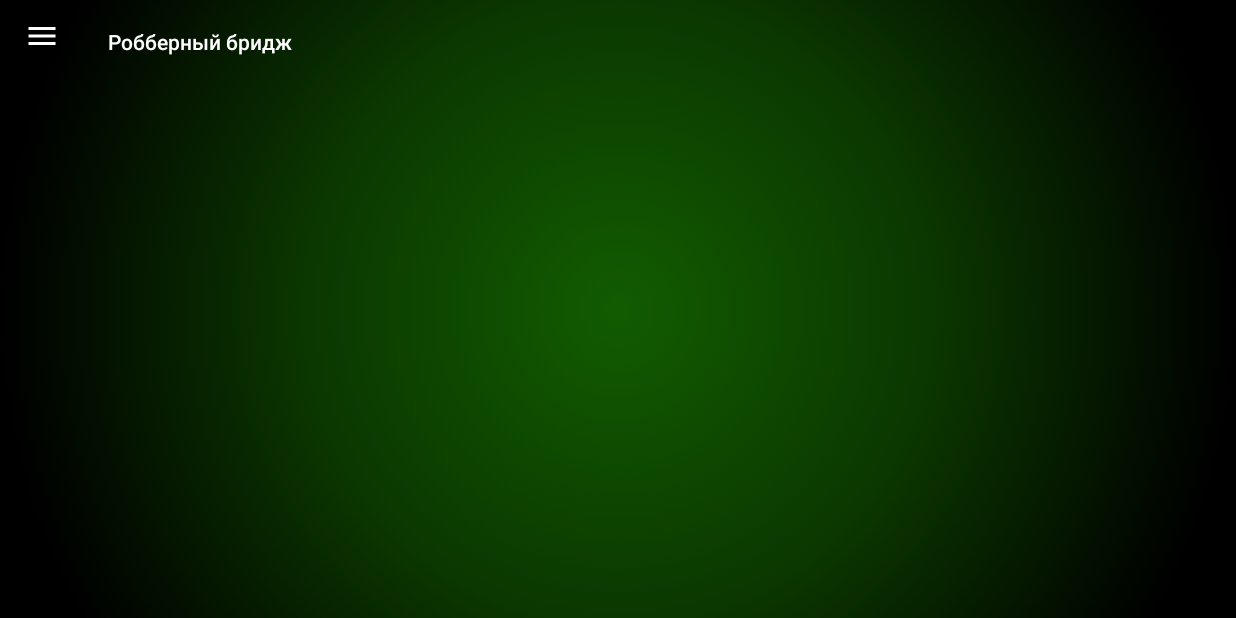
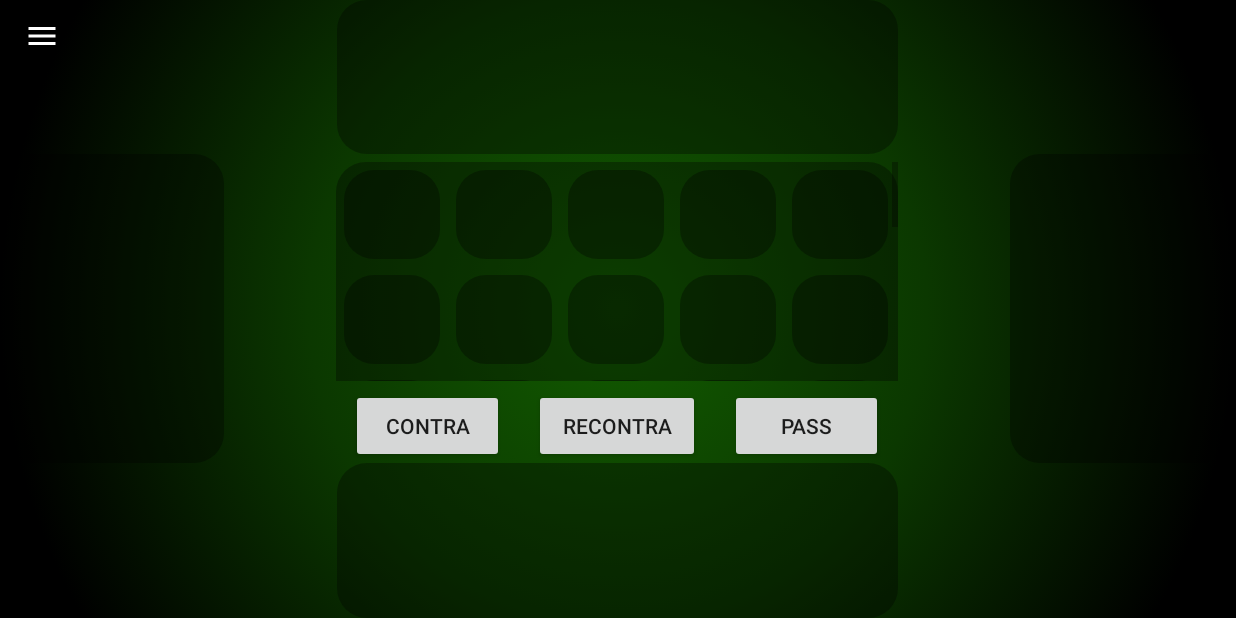
Before and after one commit to nickkkcc/Bridge-game, an Android app: the GameActivity screen opened directly, with no data from a screen before it, on a phone screen of 824 x 412 dp (held sideways). Run offline under Robolectric (Android 15) with nearby library versions, the phone set to English and light mode, and no system bars.

Commit message:
Add players cards tables and bargaining

```diff
--- /dev/null
+++ b/Bridge-android/app/src/main/java/ru/poly/bridgeandroid/BargainingFragment.java
@@ -0,0 +1,9 @@
+package ru.poly.bridgeandroid;
+
+import androidx.fragment.app.Fragment;
+
+public class BargainingFragment extends Fragment {
+    public BargainingFragment() {
+        super(R.layout.fragment_bargaining);
+    }
+}
--- a/Bridge-android/app/src/main/java/ru/poly/bridgeandroid/GameActivity.java
+++ b/Bridge-android/app/src/main/java/ru/poly/bridgeandroid/GameActivity.java
@@ -16,7 +16,6 @@ import androidx.drawerlayout.widget.DrawerLayout;
 public class GameActivity extends AppCompatActivity {
     public DrawerLayout drawerLayout;
     public ActionBarDrawerToggle actionBarDrawerToggleMenu;
-    public ActionBarDrawerToggle actionBarDrawerToggleChat;
 
     @Override
     protected void onCreate(@Nullable Bundle savedInstanceState) {
@@ -37,7 +36,7 @@ public class GameActivity extends AppCompatActivity {
         setSupportActionBar(toolbar);
         getSupportActionBar().setHomeAsUpIndicator(R.drawable.ic_baseline_menu_24);
         getSupportActionBar().setDisplayHomeAsUpEnabled(true);
-//        getSupportActionBar().setDisplayShowTitleEnabled(false);
+        getSupportActionBar().setDisplayShowTitleEnabled(false);
     }
 
     @Override
--- /dev/null
+++ b/Bridge-android/app/src/main/res/drawable/table_background.xml
@@ -0,0 +1,9 @@
+<?xml version="1.0" encoding="utf-8"?>
+<shape xmlns:android="http://schemas.android.com/apk/res/android">
+    <solid android:color="#55000000"/>
+    <corners android:radius="30px"/>
+    <padding android:left="0dp"
+        android:top="0dp"
+        android:right="0dp"
+        android:bottom="0dp" />
+</shape>
--- a/Bridge-android/app/src/main/res/layout/activity_game.xml
+++ b/Bridge-android/app/src/main/res/layout/activity_game.xml
@@ -9,7 +9,7 @@
     android:theme="@style/Theme.BridgeAndroid.FullscreenGameNoActionBar"
     tools:context=".GameActivity">
 
-    <LinearLayout
+    <FrameLayout
         android:layout_width="match_parent"
         android:layout_height="match_parent"
         android:orientation="vertical"
@@ -21,18 +21,114 @@
             android:layout_width="match_parent"
             android:layout_height="wrap_content"
             android:background="@android:color/transparent"
-            app:popupTheme="@style/ThemeOverlay.AppCompat.Light"
             android:minHeight="?attr/actionBarSize"
             android:theme="@style/ThemeOverlay.AppCompat.Dark.ActionBar"
-            app:title="Робберный бридж"/>
+            app:layout_constraintTop_toTopOf="parent"
+            app:popupTheme="@style/ThemeOverlay.AppCompat.Light" />
 
-        <!-- FrameLayout for our fragments -->
-        <FrameLayout
-            android:id="@+id/game_frame_layout"
+        <LinearLayout
             android:layout_width="match_parent"
-            android:layout_height="match_parent"/>
+            android:layout_height="match_parent"
+            android:orientation="vertical">
 
-    </LinearLayout>
+            <LinearLayout
+                android:layout_width="match_parent"
+                android:layout_height="0dp"
+                android:orientation="horizontal"
+                android:layout_weight="1">
+
+                <Space
+                    android:layout_width="0dp"
+                    android:layout_height="match_parent"
+                    android:layout_weight="3">
+                </Space>
+
+                <TableLayout
+                    android:id="@+id/game_table_teammate"
+                    android:layout_width="0dp"
+                    android:layout_height="match_parent"
+                    android:layout_weight="5"
+                    android:background="@drawable/table_background"/>
+
+                <Space
+                    android:layout_width="0dp"
+                    android:layout_height="match_parent"
+                    android:layout_weight="3">
+                </Space>
+            </LinearLayout>
+
+            <LinearLayout
+                android:layout_width="match_parent"
+                android:layout_height="0dp"
+                android:orientation="horizontal"
+                android:layout_weight="2">
+
+                <TableLayout
+                    android:id="@+id/game_table_enemy_left"
+                    android:layout_width="0dp"
+                    android:layout_height="match_parent"
+                    android:layout_weight="2"
+                    android:background="@drawable/table_background"/>
+
+                <Space
+                    android:layout_width="0dp"
+                    android:layout_height="match_parent"
+                    android:layout_weight="1">
+                </Space>
+
+                <androidx.fragment.app.FragmentContainerView
+                    android:id="@+id/game_fragment"
+                    android:layout_width="0dp"
+                    android:layout_height="match_parent"
+                    android:layout_weight="5"
+                    android:name="ru.poly.bridgeandroid.BargainingFragment">
+                </androidx.fragment.app.FragmentContainerView>
+
+                <Space
+                    android:layout_width="0dp"
+                    android:layout_height="match_parent"
+                    android:layout_weight="1">
+                </Space>
+
+                <TableLayout
+                    android:id="@+id/game_table_enemy_right"
+                    android:layout_width="0dp"
+                    android:layout_height="match_parent"
+                    android:layout_weight="2"
+                    android:background="@drawable/table_background"/>
+            </LinearLayout>
+
+            <LinearLayout
+                android:layout_width="match_parent"
+                android:layout_height="0dp"
+                android:orientation="horizontal"
+                android:layout_weight="1">
+
+                <Space
+                    android:layout_width="0dp"
+                    android:layout_height="match_parent"
+                    android:layout_weight="3">
+                </Space>
+
+                <TableLayout
+                    android:id="@+id/game_table_player"
+                    android:layout_width="0dp"
+                    android:layout_height="match_parent"
+                    android:layout_weight="5"
+                    android:background="@drawable/table_background"/>
+
+                <Space
+                    android:layout_width="0dp"
+                    android:layout_height="match_parent"
+                    android:layout_weight="3">
+                </Space>
+            </LinearLayout>
+        </LinearLayout>
+
+
+
+
+    </FrameLayout>
 
     <!-- 2 | NavigationView -->
     <com.google.android.material.navigation.NavigationView
--- /dev/null
+++ b/Bridge-android/app/src/main/res/layout/fragment_bargaining.xml
@@ -0,0 +1,224 @@
+<?xml version="1.0" encoding="utf-8"?>
+<LinearLayout
+    xmlns:android="http://schemas.android.com/apk/res/android"
+    android:layout_width="match_parent"
+    android:layout_height="match_parent"
+    android:orientation="vertical">
+
+    <ScrollView
+        android:layout_width="match_parent"
+        android:layout_height="0dp"
+        android:layout_weight="3"
+        android:layout_marginTop="5dp"
+        android:layout_marginBottom="5dp">
+
+        <TableLayout
+            android:layout_width="match_parent"
+            android:layout_height="wrap_content"
+            android:background="@drawable/table_background"
+            android:stretchColumns="*">
+            <TableRow>
+                <TextView
+                    android:padding="20dp"
+                    android:layout_margin="5dp"
+                    android:background="@drawable/table_background"/>
+                <TextView
+                    android:padding="20dp"
+                    android:layout_margin="5dp"
+                    android:background="@drawable/table_background" />
+                <TextView
+                    android:padding="20dp"
+                    android:layout_margin="5dp"
+                    android:background="@drawable/table_background" />
+                <TextView
+                    android:padding="20dp"
+                    android:layout_margin="5dp"
+                    android:background="@drawable/table_background" />
+                <TextView
+                    android:padding="20dp"
+                    android:layout_margin="5dp"
+                    android:background="@drawable/table_background" />
+            </TableRow>
+
+            <TableRow>
+                <TextView
+                    android:padding="20dp"
+                    android:layout_margin="5dp"
+                    android:background="@drawable/table_background"/>
+                <TextView
+                    android:padding="20dp"
+                    android:layout_margin="5dp"
+                    android:background="@drawable/table_background" />
+                <TextView
+                    android:padding="20dp"
+                    android:layout_margin="5dp"
+                    android:background="@drawable/table_background" />
+                <TextView
+                    android:padding="20dp"
+                    android:layout_margin="5dp"
+                    android:background="@drawable/table_background" />
+                <TextView
+                    android:padding="20dp"
+                    android:layout_margin="5dp"
+                    android:background="@drawable/table_background" />
+            </TableRow>
+
+            <TableRow>
+                <TextView
+                    android:padding="20dp"
+                    android:layout_margin="5dp"
+                    android:background="@drawable/table_background"/>
+                <TextView
+                    android:padding="20dp"
+                    android:layout_margin="5dp"
+                    android:background="@drawable/table_background" />
+                <TextView
+                    android:padding="20dp"
+                    android:layout_margin="5dp"
+                    android:background="@drawable/table_background" />
+                <TextView
+                    android:padding="20dp"
+                    android:layout_margin="5dp"
+                    android:background="@drawable/table_background" />
+                <TextView
+                    android:padding="20dp"
+                    android:layout_margin="5dp"
+                    android:background="@drawable/table_background" />
+            </TableRow>
+
+            <TableRow>
+                <TextView
+                    android:padding="20dp"
+                    android:layout_margin="5dp"
+                    android:background="@drawable/table_background"/>
+                <TextView
+                    android:padding="20dp"
+                    android:layout_margin="5dp"
+                    android:background="@drawable/table_background" />
+                <TextView
+                    android:padding="20dp"
+                    android:layout_margin="5dp"
+                    android:background="@drawable/table_background" />
+                <TextView
+                    android:padding="20dp"
+                    android:layout_margin="5dp"
+                    android:background="@drawable/table_background" />
+                <TextView
+                    android:padding="20dp"
+                    android:layout_margin="5dp"
+                    android:background="@drawable/table_background" />
+            </TableRow>
+
+            <TableRow>
+                <TextView
+                    android:padding="20dp"
+                    android:layout_margin="5dp"
+                    android:background="@drawable/table_background"/>
+                <TextView
+                    android:padding="20dp"
+                    android:layout_margin="5dp"
+                    android:background="@drawable/table_background" />
+                <TextView
+                    android:padding="20dp"
+                    android:layout_margin="5dp"
+                    android:background="@drawable/table_background" />
+                <TextView
+                    android:padding="20dp"
+                    android:layout_margin="5dp"
+                    android:background="@drawable/table_background" />
+                <TextView
+                    android:padding="20dp"
+                    android:layout_margin="5dp"
+                    android:background="@drawable/table_background" />
+            </TableRow>
+
+            <TableRow>
+                <TextView
+                    android:padding="20dp"
+                    android:layout_margin="5dp"
+                    android:background="@drawable/table_background"/>
+                <TextView
+                    android:padding="20dp"
+                    android:layout_margin="5dp"
+                    android:background="@drawable/table_background" />
+                <TextView
+                    android:padding="20dp"
+                    android:layout_margin="5dp"
+                    android:background="@drawable/table_background" />
+                <TextView
+                    android:padding="20dp"
+                    android:layout_margin="5dp"
+                    android:background="@drawable/table_background" />
+                <TextView
+                    android:padding="20dp"
+                    android:layout_margin="5dp"
+                    android:background="@drawable/table_background" />
+            </TableRow>
+
+            <TableRow>
+                <TextView
+                    android:padding="20dp"
+                    android:layout_margin="5dp"
+                    android:background="@drawable/table_background"/>
+                <TextView
+                    android:padding="20dp"
+                    android:layout_margin="5dp"
+                    android:background="@drawable/table_background" />
+                <TextView
+                    android:padding="20dp"
+                    android:layout_margin="5dp"
+                    android:background="@drawable/table_background" />
+                <TextView
+                    android:padding="20dp"
+                    android:layout_margin="5dp"
+                    android:background="@drawable/table_background" />
+                <TextView
+                    android:padding="20dp"
+                    android:layout_margin="5dp"
+                    android:background="@drawable/table_background" />
+            </TableRow>
+        </TableLayout>
+
+    </ScrollView>
+
+    <LinearLayout
+        android:layout_width="match_parent"
+        android:layout_height="0dp"
+        android:layout_weight="1"
+        android:orientation="horizontal">
+
+        <Button
+            android:id="@+id/button_contra"
+            android:layout_width="wrap_content"
+            android:layout_height="match_parent"
+            android:text="@string/contra"
+            android:layout_weight="1"
+            android:layout_marginLeft="10dp"
+            android:layout_marginStart="10dp"
+            android:layout_marginRight="10dp"
+            android:layout_marginEnd="10dp"/>
+
+        <Button
+            android:id="@+id/button_recontra"
+            android:layout_width="wrap_content"
+            android:layout_height="match_parent"
+            android:text="@string/recontra"
+            android:layout_weight="1"
+            android:layout_marginLeft="10dp"
+            android:layout_marginStart="10dp"
+            android:layout_marginRight="10dp"
+            android:layout_marginEnd="10dp"/>
+
+        <Button
+            android:id="@+id/button_pass"
+            android:layout_width="wrap_content"
+            android:layout_height="match_parent"
+            android:layout_weight="1"
+            android:text="@string/pass"
+            android:layout_marginLeft="10dp"
+            android:layout_marginStart="10dp"
+            android:layout_marginRight="10dp"
+            android:layout_marginEnd="10dp"/>
+    </LinearLayout>
+
+</LinearLayout>
--- a/Bridge-android/app/src/main/res/values/strings.xml
+++ b/Bridge-android/app/src/main/res/values/strings.xml
@@ -13,4 +13,7 @@
     <string name="invalid_username">Not a valid username</string>
     <string name="invalid_password">Password must be >5 characters</string>
     <string name="login_failed">"Login failed"</string>
+    <string name="contra">Contra</string>
+    <string name="recontra">Recontra</string>
+    <string name="pass">Pass</string>
 </resources>
```
